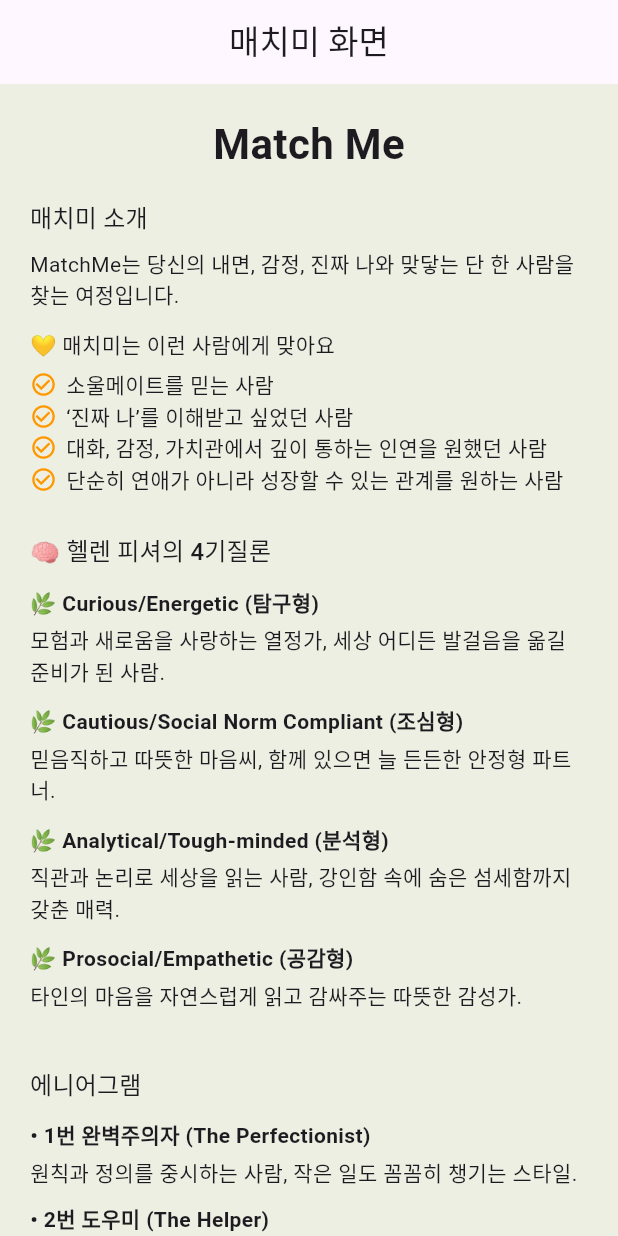
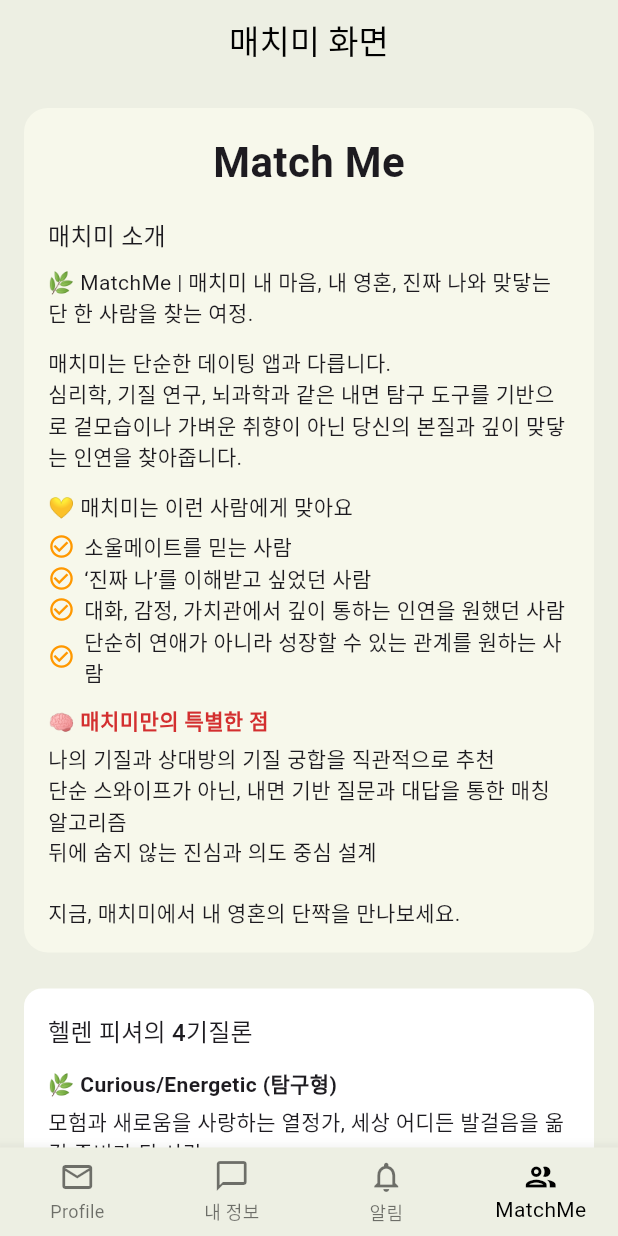
Before and after one commit to ggambopce/MatchMe-FE, a Flutter app: the screen it shows after launch, on a phone screen of 412 x 824 dp. Run offline on Flutter 3.47's test engine with Material 3 defaults, Android fonts, the phone set to English and light mode, and no system bars; accounts and stored records are empty; Roboto replaces fonts that are missing (RoadRage).

Commit message:
✨ 매치미 정보 페이지 스타일 적용

```diff
--- a/lib/screens/match_me_info_screen.dart
+++ b/lib/screens/match_me_info_screen.dart
@@ -10,9 +10,24 @@
     final provider = Provider.of<MatchMeInfoProvider>(context);
 
     return Scaffold(
-      appBar: AppBar(title: const Text('매치미 화면'), centerTitle: true),
+      backgroundColor: const Color(0xFFEDEFE3),
+      appBar: AppBar(
+        title: const Text('매치미 화면'),
+        centerTitle: true,
+        backgroundColor: const Color(0xFFEDEFE3),
+        elevation: 0,
+        foregroundColor: Colors.black,
+      ),
       body: SingleChildScrollView(
-        padding: const EdgeInsets.all(20),
+        padding: const EdgeInsets.all(16),
+        child: Column(
+          children: [
+            Container(
+              padding: const EdgeInsets.all(16),
+              decoration: BoxDecoration(
+                color: const Color(0xFFF7F8EB),
+                borderRadius: BorderRadius.circular(16),
+              ),
               child: Column(
                 crossAxisAlignment: CrossAxisAlignment.start,
                 children: [
@@ -26,9 +41,18 @@
                     ),
                   ),
                   const SizedBox(height: 16),
-            Text('매치미 소개', style: Theme.of(context).textTheme.titleMedium),
+                  Text(
+                    '매치미 소개',
+                    style: Theme.of(context).textTheme.titleMedium,
+                  ),
                   const SizedBox(height: 8),
-            Text('MatchMe는 당신의 내면, 감정, 진짜 나와 맞닿는 단 한 사람을 찾는 여정입니다.'),
+                  Text('🌿 MatchMe | 매치미 내 마음, 내 영혼, 진짜 나와 맞닿는 단 한 사람을 찾는 여정.'),
+                  const SizedBox(height: 12),
+                  Text(
+                    '매치미는 단순한 데이팅 앱과 다릅니다.\n'
+                    '심리학, 기질 연구, 뇌과학과 같은 내면 탐구 도구를 기반으로 '
+                    '겉모습이나 가벼운 취향이 아닌 당신의 본질과 깊이 맞닿는 인연을 찾아줍니다.',
+                  ),
                   const SizedBox(height: 12),
                   Text('💛 매치미는 이런 사람에게 맞아요'),
                   const SizedBox(height: 6),
@@ -45,9 +69,37 @@
                       ],
                     ),
                   ),
+                  const SizedBox(height: 12),
+                  Text(
+                    '🧠 매치미만의 특별한 점',
+                    style: TextStyle(
+                      color: Colors.red.shade700,
+                      fontWeight: FontWeight.bold,
+                    ),
+                  ),
+                  const SizedBox(height: 4),
+                  Text(
+                    '나의 기질과 상대방의 기질 궁합을 직관적으로 추천\n'
+                    '단순 스와이프가 아닌, 내면 기반 질문과 대답을 통한 매칭 알고리즘\n'
+                    '뒤에 숨지 않는 진심과 의도 중심 설계\n\n'
+                    '지금, 매치미에서 내 영혼의 단짝을 만나보세요.',
+                  ),
+                ],
+              ),
+            ),
             const SizedBox(height: 24),
+            // 4기질론
+            Container(
+              padding: const EdgeInsets.all(16),
+              decoration: BoxDecoration(
+                color: Colors.white,
+                borderRadius: BorderRadius.circular(12),
+              ),
+              child: Column(
+                crossAxisAlignment: CrossAxisAlignment.start,
+                children: [
                   Text(
-              '🧠 헬렌 피셔의 4기질론',
+                    '헬렌 피셔의 4기질론',
                     style: Theme.of(context).textTheme.titleMedium,
                   ),
                   const SizedBox(height: 12),
@@ -67,7 +119,20 @@
                       ),
                     ),
                   ),
+                ],
+              ),
+            ),
             const SizedBox(height: 24),
+            // 에니어그램
+            Container(
+              padding: const EdgeInsets.all(16),
+              decoration: BoxDecoration(
+                color: Colors.white,
+                borderRadius: BorderRadius.circular(12),
+              ),
+              child: Column(
+                crossAxisAlignment: CrossAxisAlignment.start,
+                children: [
                   Text('에니어그램', style: Theme.of(context).textTheme.titleMedium),
                   const SizedBox(height: 12),
                   ...provider.enneagramList.map(
@@ -86,9 +151,53 @@
                       ),
                     ),
                   ),
-            const SizedBox(height: 40),
                 ],
               ),
+            ),
+            const SizedBox(height: 60),
+          ],
+        ),
+      ),
+      bottomNavigationBar: BottomNavigationBar(
+        type: BottomNavigationBarType.fixed,
+        selectedItemColor: Colors.black,
+        unselectedItemColor: Colors.black54,
+        backgroundColor: const Color(0xFFEDEFE3),
+        currentIndex: 3,
+        onTap: (index) {
+          switch (index) {
+            case 0:
+              Navigator.pushNamed(context, '/profile');
+              break;
+            case 1:
+              Navigator.pushNamed(context, '/myinfo');
+              break;
+            case 2:
+              Navigator.pushNamed(context, '/notifications');
+              break;
+            case 3:
+              // 현재 화면
+              break;
+          }
+        },
+        items: const [
+          BottomNavigationBarItem(
+            icon: Icon(Icons.mail_outline),
+            label: 'Profile',
+          ),
+          BottomNavigationBarItem(
+            icon: Icon(Icons.chat_bubble_outline),
+            label: '내 정보',
+          ),
+          BottomNavigationBarItem(
+            icon: Icon(Icons.notifications_none),
+            label: '알림',
+          ),
+          BottomNavigationBarItem(
+            icon: Icon(Icons.group_outlined),
+            label: 'MatchMe',
+          ),
+        ],
       ),
     );
   }
```
Lines whose indentation alone changed are shown as unchanged.
